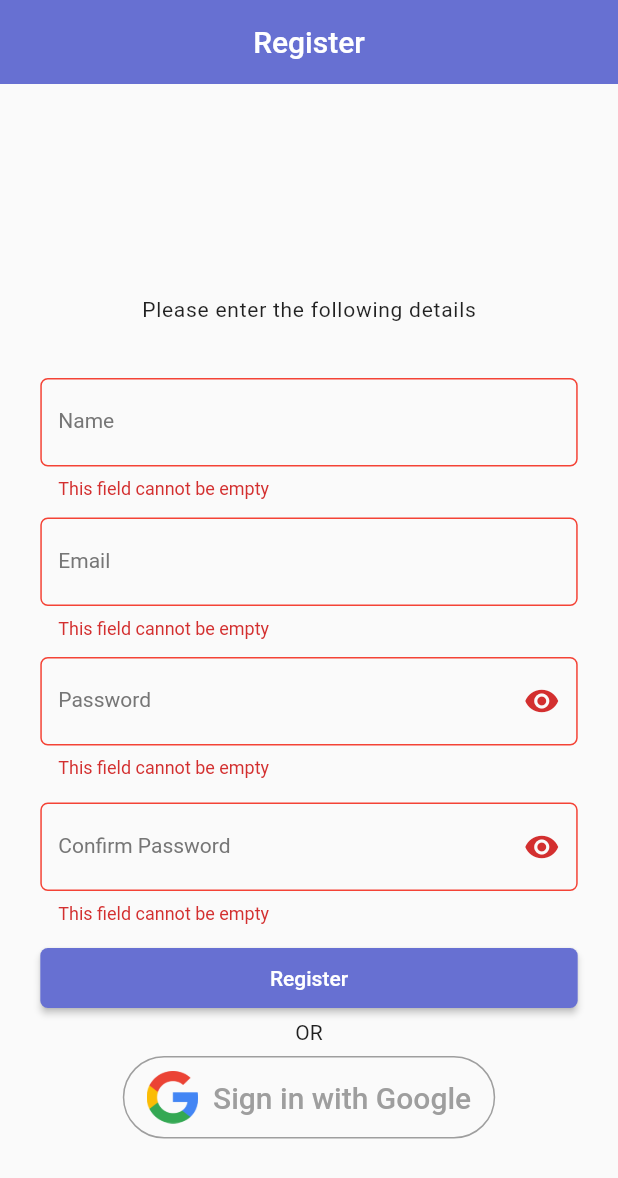
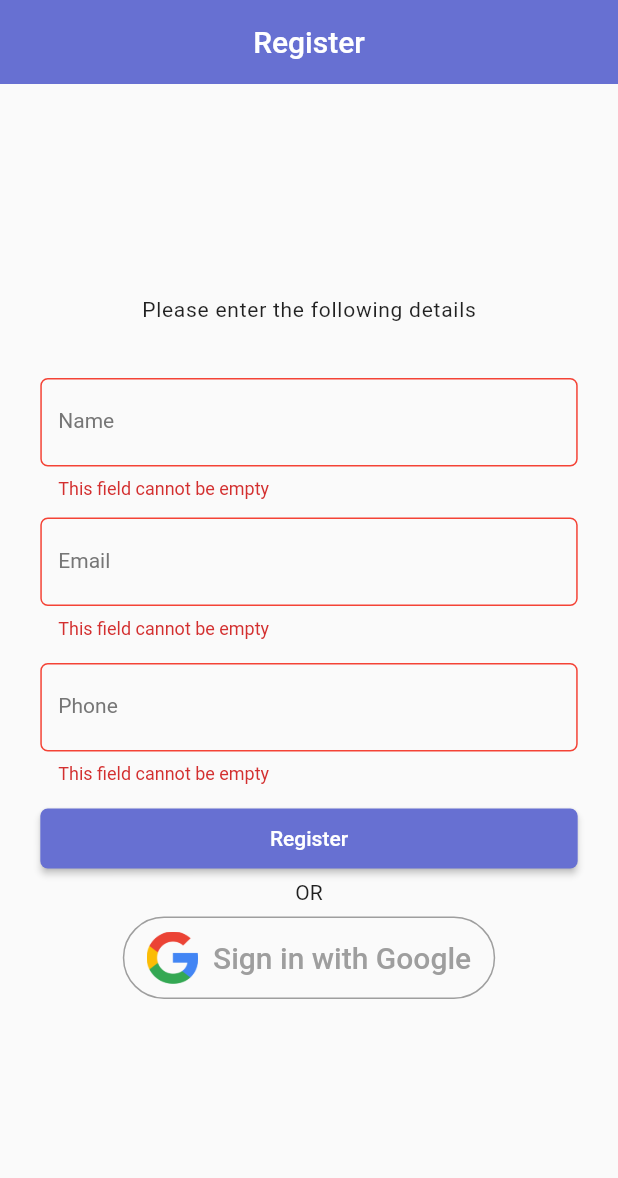
Before and after one commit to ikjot-2605/Alarming-System-Mobile-App, a Flutter app: the screen it shows after launch, after a tap on "Register", on a phone screen of 412 x 824 dp. Shown: the top 1178 px of the screen. Run offline on Flutter 3.47's test engine with Material 2 defaults, Android fonts, the light colour scheme and no system bars; our stand-ins replace firebase_auth, firebase_core, flushbar, google_sign_in, hive, hive_flutter and 1 more; accounts and stored records are empty; generated files the repository leaves out were written again.

Commit message:
oauth touch up and local storage setup with hive

```diff
--- a/alarming_system_mobile_app/lib/firebase/sign_in.dart
+++ /dev/null
@@ -1,3 +0,0 @@
-import 'package:firebase_auth/firebase_auth.dart';
-import 'package:firebase_core/firebase_core.dart';
-import 'package:google_sign_in/google_sign_in.dart';
--- a/alarming_system_mobile_app/lib/main.dart
+++ b/alarming_system_mobile_app/lib/main.dart
@@ -1,9 +1,14 @@
-import 'package:alarming_system_mobile_app/pages/login_page.dart';
+import 'package:alarming_system_mobile_app/model/AppUser.dart';
+import 'package:alarming_system_mobile_app/pages/home_page.dart';
 import 'package:alarming_system_mobile_app/pages/register_page.dart';
 import 'package:flutter/material.dart';
+import 'package:hive/hive.dart';
+import 'package:hive_flutter/hive_flutter.dart';
 import 'package:shared_preferences/shared_preferences.dart';
 
-void main() {
+void main() async{
+  Hive.registerAdapter(AppUserAdapter());
+  await Hive.initFlutter();
   runApp(MyApp());
 }
 
@@ -58,7 +63,7 @@ class _MyHomePageState extends State<MyHomePage> {
           if (snapshot.data == null) {
             return RegisterPage();
           } else {
-            return LoginPage(snapshot.data);
+            return HomePage();
           }
         } else if (snapshot.hasError) {
           return RegisterPage();
--- a/alarming_system_mobile_app/lib/pages/register_page.dart
+++ b/alarming_system_mobile_app/lib/pages/register_page.dart
@@ -1,12 +1,13 @@
 import 'package:alarming_system_mobile_app/pages/home_page.dart';
 import 'package:flushbar/flushbar.dart';
 import 'package:flutter/material.dart';
+import 'package:hive/hive.dart';
 import 'package:shared_preferences/shared_preferences.dart';
 import 'package:firebase_auth/firebase_auth.dart';
 import 'package:firebase_core/firebase_core.dart';
 import 'package:google_sign_in/google_sign_in.dart';
+import '../model/AppUser.dart';
 
-import 'login_page.dart';
 final FirebaseAuth _auth = FirebaseAuth.instance;
 final GoogleSignIn googleSignIn = GoogleSignIn();
 
@@ -27,16 +28,25 @@ Future<String> signInWithGoogle() async {
   if (user != null) {
     assert(!user.isAnonymous);
     assert(await user.getIdToken() != null);
-
     final User currentUser = _auth.currentUser;
     assert(user.uid == currentUser.uid);
-
     print('signInWithGoogle succeeded: $user');
-
+    storeDetailsInHive(user.displayName,user.email,user.phoneNumber,user.photoURL,true);
     return '$user';
   }
 
   return null;
+}
+
+void storeDetailsInHive(String name, String email,String phone,String photoUrl,bool googleLoggedIn)async{
+  var users = await Hive.openBox('users');
+  AppUser user = new AppUser(name:name,email:email,imageUrl:photoUrl,phoneNumber:phone,googleLoggedIn:googleLoggedIn);
+  users.add(user);
+  print(users.getAt(0).name);
+  print(users.getAt(0).imageUrl);
+  print(users.getAt(0).email);
+  print(users.getAt(0).phoneNumber);
+  print(users.getAt(0).googleLoggedIn);
 }
 
 Future<void> signOutGoogle() async {
@@ -51,9 +61,8 @@ class RegisterPage extends StatefulWidget {
 
 class _RegisterPageState extends State<RegisterPage> {
   final _nameController = TextEditingController();
-  final _passwordController = TextEditingController();
   final _emailController = TextEditingController();
-  final _confirmPasswordController = TextEditingController();
+  final _phoneController = TextEditingController();
   final _formKey = GlobalKey<FormState>();
   bool _autovalidate = false;
   bool obscure = true;
@@ -177,20 +186,18 @@ class _RegisterPageState extends State<RegisterPage> {
                   autocorrect: false,
                 ),
               ),
-              const SizedBox(height: 12),
+              const SizedBox(height: 16),
               Container(
                 width: MediaQuery.of(context).size.width / 1.15,
                 child: TextFormField(
-                  controller: _passwordController,
-                  obscureText: obscure,
+                  controller: _phoneController,
                   validator: (value) {
-                    _autovalidate = true;
                     if (value.isEmpty) {
+                      _autovalidate = true;
                       return 'This field cannot be empty';
                     }
                     return null;
                   },
-                  // controller: passwordController,
                   decoration: InputDecoration(
                     focusedErrorBorder: OutlineInputBorder(
                       borderRadius: BorderRadius.circular(5.0),
@@ -217,80 +224,12 @@ class _RegisterPageState extends State<RegisterPage> {
                         width: 2,
                       ),
                     ),
+                    labelText: 'Phone',
                     labelStyle: TextStyle(
                         color: Theme.of(context).brightness == Brightness.dark
                             ? Colors.white
                             : Color(0xFF767676),
                         fontSize: 14),
-                    labelText: 'Password',
-                    suffixIcon: IconButton(
-                      icon: Icon(Icons.visibility),
-                      padding: EdgeInsets.all(0),
-                      onPressed: () {
-                        setState(() {
-                          obscure = !obscure;
-                        });
-                      },
-                    ),
-                  ),
-                  autocorrect: false,
-                ),
-              ),
-              const SizedBox(height: 16),
-              Container(
-                width: MediaQuery.of(context).size.width / 1.15,
-                child: TextFormField(
-                  controller: _confirmPasswordController,
-                  obscureText: obscure,
-                  validator: (value) {
-                    _autovalidate = true;
-                    if (value.isEmpty) {
-                      return 'This field cannot be empty';
-                    }
-                    return null;
-                  },
-                  // controller: passwordController,
-                  decoration: InputDecoration(
-                    focusedErrorBorder: OutlineInputBorder(
-                      borderRadius: BorderRadius.circular(5.0),
-                      borderSide: BorderSide(color: Colors.red),
-                    ),
-                    errorBorder: OutlineInputBorder(
-                      borderRadius: BorderRadius.circular(5.0),
-                      borderSide: BorderSide(
-                        color: Colors.red,
-                      ),
-                    ),
-                    focusedBorder: OutlineInputBorder(
-                      borderRadius: BorderRadius.circular(5.0),
-                      borderSide: BorderSide(
-                        color: Color(0xFF6770D2),
-                      ),
-                    ),
-                    enabledBorder: OutlineInputBorder(
-                      borderRadius: BorderRadius.circular(5.0),
-                      borderSide: BorderSide(
-                        color: Theme.of(context).brightness == Brightness.dark
-                            ? Colors.grey[500]
-                            : Color(0xffDCDCDC),
-                        width: 2,
-                      ),
-                    ),
-                    labelStyle: TextStyle(
-                        color: Theme.of(context).brightness == Brightness.dark
-                            ? Colors.white
-                            : Color(0xFF767676),
-                        fontSize: 14),
-                    labelText: 'Confirm Password',
-                    suffixIcon: IconButton(
-                      icon: Icon(Icons.visibility),
-                      padding: EdgeInsets.all(0),
-                      onPressed: () {
-                        setState(() {
-                          obscure = !obscure;
-                        });
-                      },
-                    ),
                   ),
                   autocorrect: false,
                 ),
@@ -307,18 +246,8 @@ class _RegisterPageState extends State<RegisterPage> {
                   onPressed: () {
                     if (_formKey.currentState.validate()) {
                       _removeKeyboard(context);
-                      if (_passwordController.text ==
-                          _confirmPasswordController.text) {
-                        setDetailsUser(_nameController.text,
-                            _emailController.text, _passwordController.text);
-                      } else {
-                        Flushbar(
-                          title: "Password Issue",
-                          message:
-                              "Please Ensure Your Password and Confirmed Password are the same.",
-                          duration: Duration(seconds: 3),
-                        )..show(context);
-                      }
+                      setDetailsUser(_nameController.text,
+                          _emailController.text,_phoneController.text);
                     }
                   },
                   color: Color(0xFF6770D2),
@@ -354,17 +283,17 @@ class _RegisterPageState extends State<RegisterPage> {
     }
   }
 
-  void setDetailsUser(String name, String email, String password) async {
+  void setDetailsUser(String name, String email,String phone) async {
     SharedPreferences prefs = await SharedPreferences.getInstance();
     await prefs.setString('user_name', name);
-    await prefs.setString('user_password', password);
     await prefs.setString('user_email', email);
+    await prefs.setString('user_phone', phone);
     String nameFound = prefs.getString('user_name');
     print(nameFound);
+    storeDetailsInHive(name, email, phone,'https://upload.wikimedia.org/wikipedia/commons/8/89/Portrait_Placeholder.png',false);
     Navigator.push(
         context, MaterialPageRoute(builder: (context) => HomePage()));
   }
-
   Widget _signInWithGoogleButton() {
     return OutlineButton(
       splashColor: Colors.grey,
--- a/alarming_system_mobile_app/pubspec.yaml
+++ b/alarming_system_mobile_app/pubspec.yaml
@@ -33,10 +33,14 @@ dependencies:
   firebase_core: ^0.5.0
   firebase_auth: ^0.18.0+1
   google_sign_in: ^4.5.4
+  hive: ^1.4.4
+  hive_flutter: ^0.3.1
 
 dev_dependencies:
   flutter_test:
     sdk: flutter
+  hive_generator: any
+  build_runner: any
 
 # For information on the generic Dart part of this file, see the
 # following page: https://dart.dev/tools/pub/pubspec
```
Also changed, not shown: alarming_system_mobile_app/lib/model/AppUser.dart (added, +16 -0 lines), alarming_system_mobile_app/lib/pages/login_page.dart (deleted, +0 -191 lines), alarming_system_mobile_app/lib/model/AppUser.g.dart (added), alarming_system_mobile_app/pubspec.lock.
